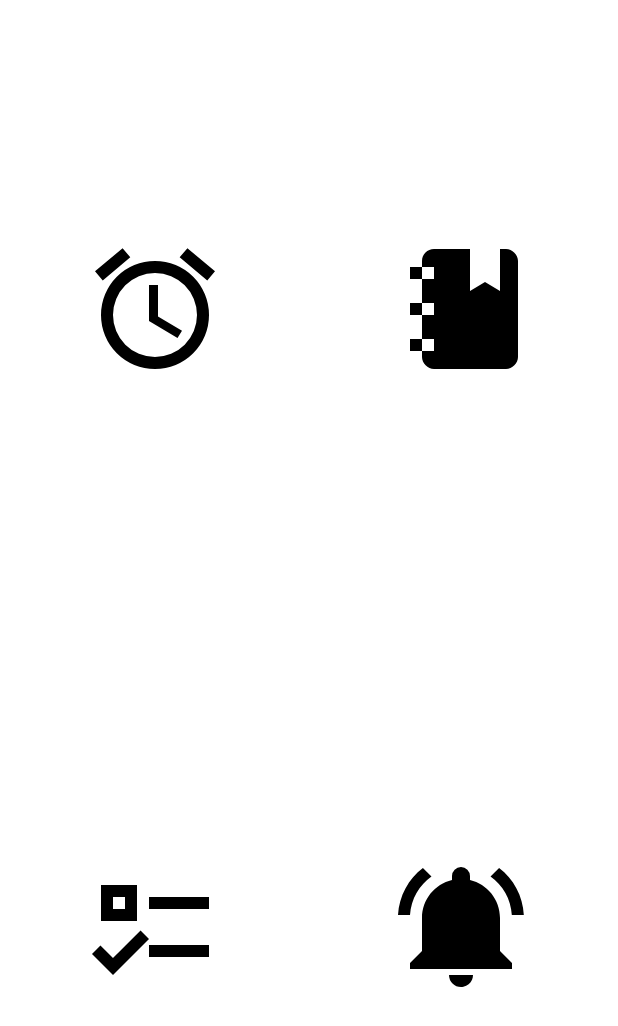
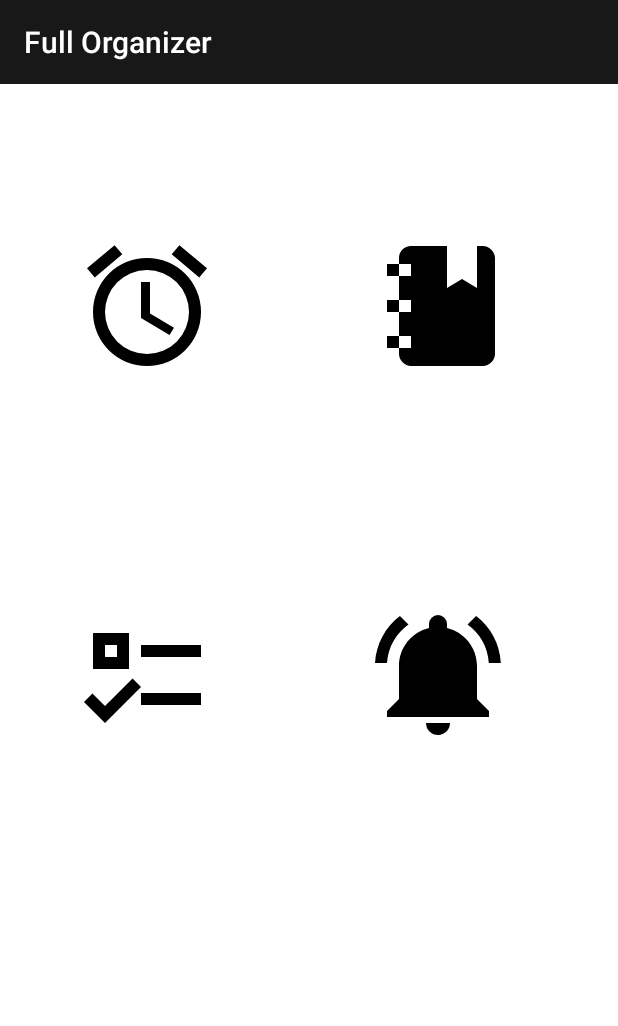
Before and after one commit to PeeGee92/Organizer, an Android app: the screen it shows after launch (MainActivity), on a phone screen of 412 x 824 dp. Shown: the top 1026 px of the screen. Run offline under Robolectric (Android 15) with nearby library versions, the light colour scheme and no system bars; our stand-ins replace ButterKnife, Room's generated code.

Commit message:
Main Activity interface fixed and updated

```diff
--- a/app/src/main/java/peegee/fullorganizer/MainActivity.java
+++ b/app/src/main/java/peegee/fullorganizer/MainActivity.java
@@ -10,8 +10,10 @@ package peegee.fullorganizer;
 
 import android.arch.persistence.room.Room;
 import android.content.Intent;
+import android.graphics.Color;
 import android.os.Bundle;
 import android.support.v7.app.AppCompatActivity;
+import android.support.v7.widget.Toolbar;
 import android.view.View;
 import android.widget.ImageButton;
 
@@ -40,6 +42,8 @@ public class MainActivity extends AppCompatActivity {
     ImageButton btnToDo;
     @InjectView(R.id.btnReminders)
     ImageButton btnReminders;
+    @InjectView(R.id.toolbar)
+    Toolbar toolbar;
 
     public static AppDatabase db;
 
@@ -48,6 +52,9 @@ public class MainActivity extends AppCompatActivity {
         super.onCreate(savedInstanceState);
         setContentView(R.layout.activity_main);
         ButterKnife.inject(this);
+
+        setSupportActionBar(toolbar);
+        toolbar.setTitleTextColor(Color.WHITE);
 
         db = Room.databaseBuilder(getApplicationContext(), AppDatabase.class, "organizer_database")
                 .allowMainThreadQueries()
--- a/app/src/main/res/layout/activity_main.xml
+++ b/app/src/main/res/layout/activity_main.xml
@@ -1,56 +1,78 @@
 <?xml version="1.0" encoding="utf-8"?>
-<LinearLayout xmlns:android="http://schemas.android.com/apk/res/android"
+<RelativeLayout xmlns:android="http://schemas.android.com/apk/res/android"
     xmlns:tools="http://schemas.android.com/tools"
     android:layout_width="match_parent"
     android:layout_height="match_parent"
     android:orientation="vertical"
+    android:background="@android:color/white"
     tools:context="peegee.fullorganizer.MainActivity">
 
-    <LinearLayout
+    <android.support.v7.widget.Toolbar
+        android:id="@+id/toolbar"
         android:layout_width="match_parent"
         android:layout_height="wrap_content"
+        android:layout_alignParentTop="true"
+        android:background="@color/colorPrimary"
+        android:theme="@style/ThemeOverlay.AppCompat.ActionBar">
+
+    </android.support.v7.widget.Toolbar>
+
+    <LinearLayout
+        android:id="@+id/llButtons1"
+        android:layout_width="wrap_content"
+        android:layout_height="wrap_content"
         android:orientation="horizontal"
-        android:layout_weight="1">
+        android:layout_below="@id/toolbar"
+        android:gravity="center"
+        android:layout_marginTop="@dimen/ll_margin_top">
 
         <ImageButton
             android:id="@+id/btnAlarm"
-            android:layout_width="match_parent"
-            android:layout_height="match_parent"
+            android:layout_width="wrap_content"
+            android:layout_height="wrap_content"
             android:src="@drawable/alarm"
-            android:layout_weight="1"
-            android:background="@android:color/white"/>
+            android:background="@android:color/white"
+            android:padding="@dimen/btn_padding"
+            android:layout_margin="@dimen/btn_margin"/>
 
         <ImageButton
             android:id="@+id/btnNotes"
-            android:layout_width="match_parent"
-            android:layout_height="match_parent"
-            android:layout_weight="1"
+            android:layout_width="wrap_content"
+            android:layout_height="wrap_content"
             android:src="@drawable/notebook"
-            android:background="@android:color/white"/>
+            android:background="@android:color/white"
+            android:padding="@dimen/btn_padding"
+            android:layout_margin="@dimen/btn_margin"/>
 
     </LinearLayout>
 
     <LinearLayout
-        android:layout_width="match_parent"
+        android:id="@+id/llButtons2"
+        android:layout_width="wrap_content"
         android:layout_height="wrap_content"
         android:orientation="horizontal"
-        android:layout_weight="1">
+        android:layout_below="@+id/llButtons1"
+        android:gravity="center"
+        android:layout_marginTop="@dimen/ll_margin_top">
 
         <ImageButton
             android:id="@+id/btnToDo"
-            android:layout_width="match_parent"
-            android:layout_height="match_parent"
+            android:layout_width="wrap_content"
+            android:layout_height="wrap_content"
             android:src="@drawable/format_list_checks"
-            android:layout_weight="1"
-            android:background="@android:color/white"/>
+            android:background="@android:color/white"
+            android:padding="@dimen/btn_padding"
+            android:layout_margin="@dimen/btn_margin"/>
+
         <ImageButton
             android:id="@+id/btnReminders"
-            android:layout_width="match_parent"
-            android:layout_height="match_parent"
+            android:layout_width="wrap_content"
+            android:layout_height="wrap_content"
             android:src="@drawable/bell_ring"
-            android:layout_weight="1"
-            android:background="@android:color/white"/>
+            android:background="@android:color/white"
+            android:padding="@dimen/btn_padding"
+            android:layout_margin="@dimen/btn_margin"/>
 
     </LinearLayout>
 
-</LinearLayout>
+</RelativeLayout>
--- a/app/src/main/res/values/dimens.xml
+++ b/app/src/main/res/values/dimens.xml
@@ -7,4 +7,7 @@
     <dimen name="reminder_margin_top">20dp</dimen>
     <dimen name="et_number_input_size">40dp</dimen>
     <dimen name="add_alarm_padding">20dp</dimen>
+    <dimen name="btn_padding">20dp</dimen>
+    <dimen name="btn_margin">30dp</dimen>
+    <dimen name="ll_margin_top">50dp</dimen>
 </resources>
```
